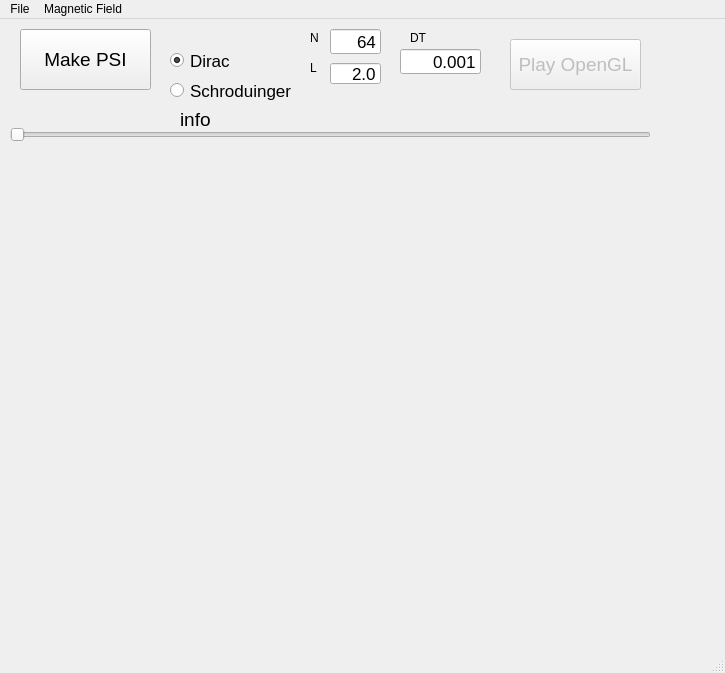
Qt form mainwnd.ui (jesusmontera/DiracMagnetic) before a commit.
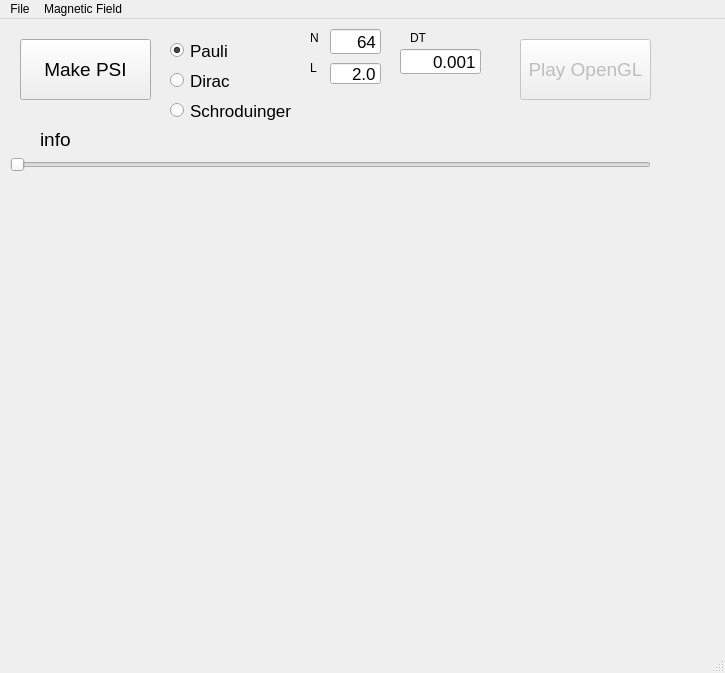
The same form after that commit.

Commit message: added option for B as potential in Pauli mode

Diff of the .ui file:
```diff
--- a/mainwnd.ui
+++ b/mainwnd.ui
@@ -20,10 +20,10 @@
     </property>
     <property name="geometry">
      <rect>
-      <x>510</x>
+      <x>520</x>
       <y>20</y>
       <width>131</width>
-      <height>51</height>
+      <height>61</height>
      </rect>
     </property>
     <property name="font">
@@ -38,10 +38,10 @@
    <widget class="QLabel" name="lbinfo">
     <property name="geometry">
      <rect>
-      <x>180</x>
-      <y>90</y>
-      <width>431</width>
-      <height>21</height>
+      <x>40</x>
+      <y>100</y>
+      <width>571</width>
+      <height>41</height>
      </rect>
     </property>
     <property name="font">
@@ -87,7 +87,7 @@
     <property name="geometry">
      <rect>
       <x>10</x>
-      <y>100</y>
+      <y>130</y>
       <width>641</width>
       <height>31</height>
      </rect>
@@ -108,7 +108,7 @@
     <property name="geometry">
      <rect>
       <x>20</x>
-      <y>10</y>
+      <y>20</y>
       <width>131</width>
       <height>61</height>
      </rect>
@@ -222,7 +222,7 @@
     <property name="geometry">
      <rect>
       <x>10</x>
-      <y>130</y>
+      <y>170</y>
       <width>661</width>
       <height>481</height>
      </rect>
@@ -233,7 +233,7 @@
     <property name="geometry">
      <rect>
       <x>170</x>
-      <y>30</y>
+      <y>50</y>
       <width>71</width>
       <height>23</height>
      </rect>
@@ -247,14 +247,14 @@
      <string>Dirac</string>
     </property>
     <property name="checked">
-     <bool>true</bool>
+     <bool>false</bool>
     </property>
    </widget>
    <widget class="QRadioButton" name="radioSchro">
     <property name="geometry">
      <rect>
       <x>170</x>
-      <y>60</y>
+      <y>80</y>
       <width>141</width>
       <height>23</height>
      </rect>
@@ -268,6 +268,27 @@
      <string>Schroduinger</string>
     </property>
    </widget>
+   <widget class="QRadioButton" name="radioPauli">
+    <property name="geometry">
+     <rect>
+      <x>170</x>
+      <y>20</y>
+      <width>141</width>
+      <height>23</height>
+     </rect>
+    </property>
+    <property name="font">
+     <font>
+      <pointsize>13</pointsize>
+     </font>
+    </property>
+    <property name="text">
+     <string>Pauli</string>
+    </property>
+    <property name="checked">
+     <bool>true</bool>
+    </property>
+   </widget>
   </widget>
   <widget class="QMenuBar" name="menubar">
    <property name="geometry">
```
The commit also changes 10 other files.
